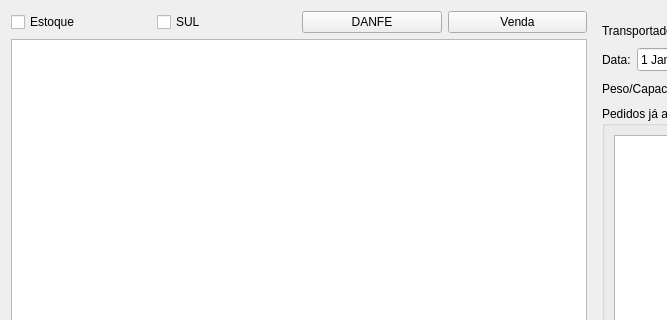
Above: ui/widgetlogisticaagendarcoleta.ui from darktorres/ERP-STACCATO before the change; both pictures show x 0 to 667 and y 0 to 320 of the 1132 by 720 pixel window. Below: the same form after it.
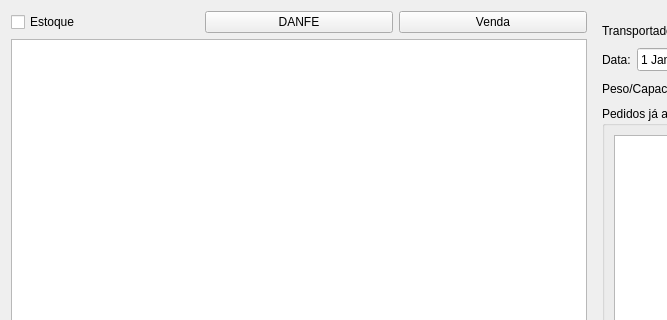
That is the form after the change. Custom widgets are drawn as their Qt base class.

The edit to the form file:
```diff
--- a/ui/widgetlogisticaagendarcoleta.ui
+++ b/ui/widgetlogisticaagendarcoleta.ui
@@ -16,6 +16,13 @@
   <layout class="QGridLayout" name="gridLayout_5">
    <item row="0" column="0" colspan="2">
     <layout class="QGridLayout" name="gridLayout_2">
+     <item row="0" column="2">
+      <widget class="QPushButton" name="pushButtonVenda">
+       <property name="text">
+        <string>Venda</string>
+       </property>
+      </widget>
+     </item>
      <item row="0" column="0">
       <widget class="QCheckBox" name="checkBoxEstoque">
        <property name="text">
@@ -23,27 +30,13 @@
        </property>
       </widget>
      </item>
-     <item row="0" column="3">
-      <widget class="QPushButton" name="pushButtonVenda">
-       <property name="text">
-        <string>Venda</string>
-       </property>
-      </widget>
-     </item>
-     <item row="0" column="2">
+     <item row="0" column="1">
       <widget class="QPushButton" name="pushButtonDanfe">
        <property name="text">
         <string>DANFE</string>
        </property>
       </widget>
      </item>
-     <item row="0" column="1">
-      <widget class="QCheckBox" name="checkBoxSul">
-       <property name="text">
-        <string>SUL</string>
-       </property>
-      </widget>
-     </item>
     </layout>
    </item>
    <item row="0" column="2" rowspan="2">
```
